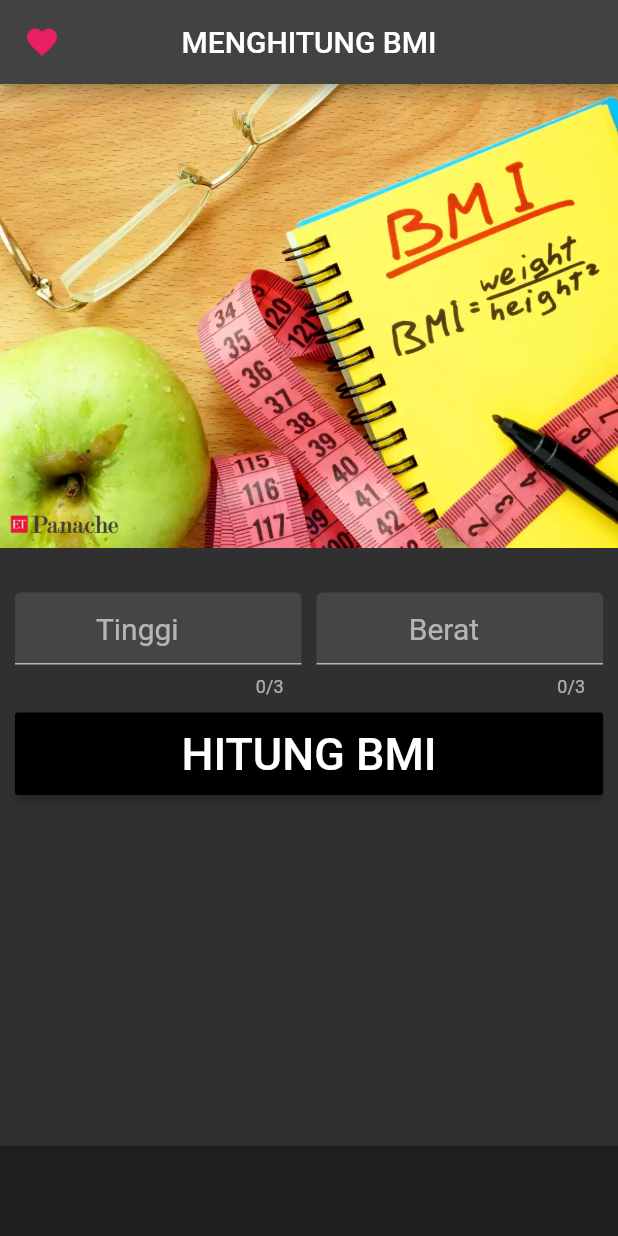
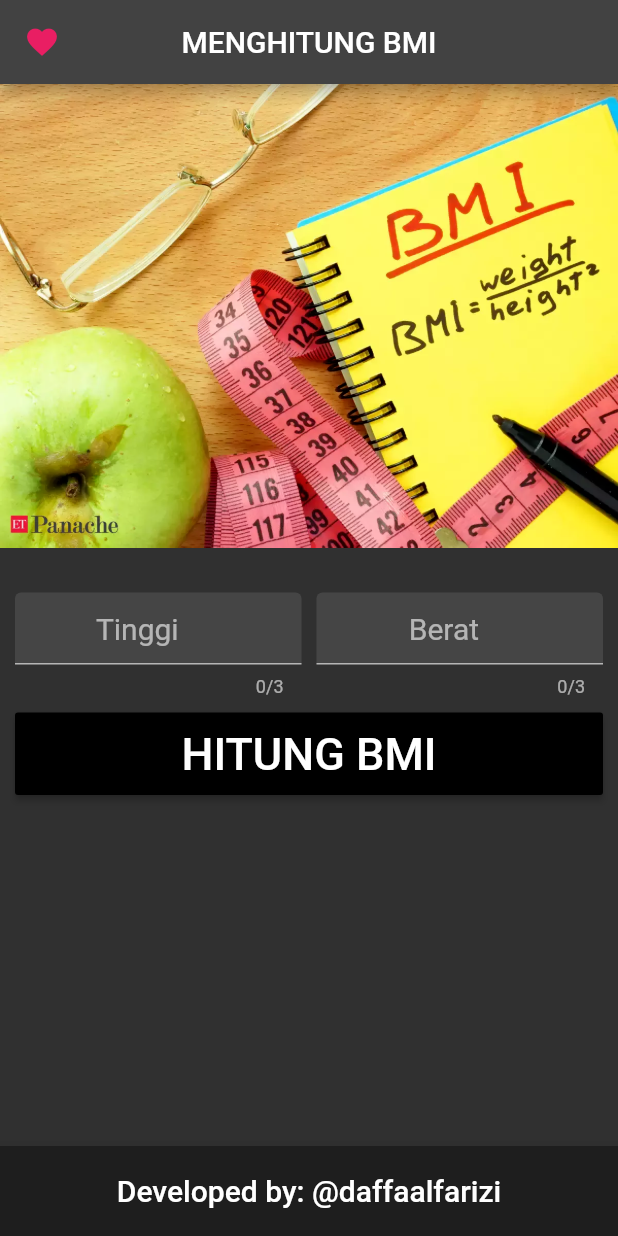
Before and after one commit to madedeva/hitung_bmi, a Flutter app: the screen it shows after launch, on a phone screen of 412 x 824 dp. Run offline on Flutter 3.47's test engine with Material 2 defaults, Android fonts, the phone set to English and light mode, and no system bars.

Commit message:
first commit

```diff
--- a/lib/bmi.dart
+++ b/lib/bmi.dart
@@ -115,11 +115,11 @@ class _InputBMIState extends State<InputBMI> {
           height: 60,
           color: Colors.black54,
           alignment: Alignment.center,
-          // child: const Text(
-          //   'Developed by Resika Arthana',
-          //   style: TextStyle(
-          //       fontSize: 20, fontWeight: FontWeight.w500, color: Colors.white),
-          // ),
+          child: const Text(
+            'Developed by: @daffaalfarizi',
+            style: TextStyle(
+                fontSize: 20, fontWeight: FontWeight.w500, color: Colors.white),
+          ),
         ),
         //elevation: 0,
       ),
```
